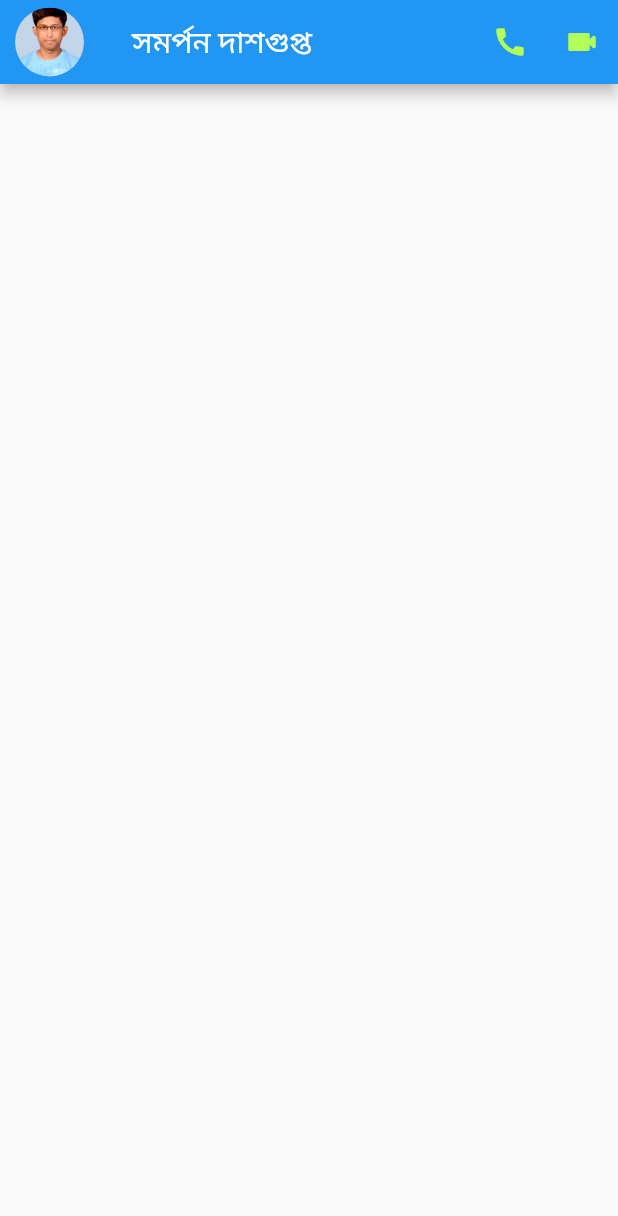
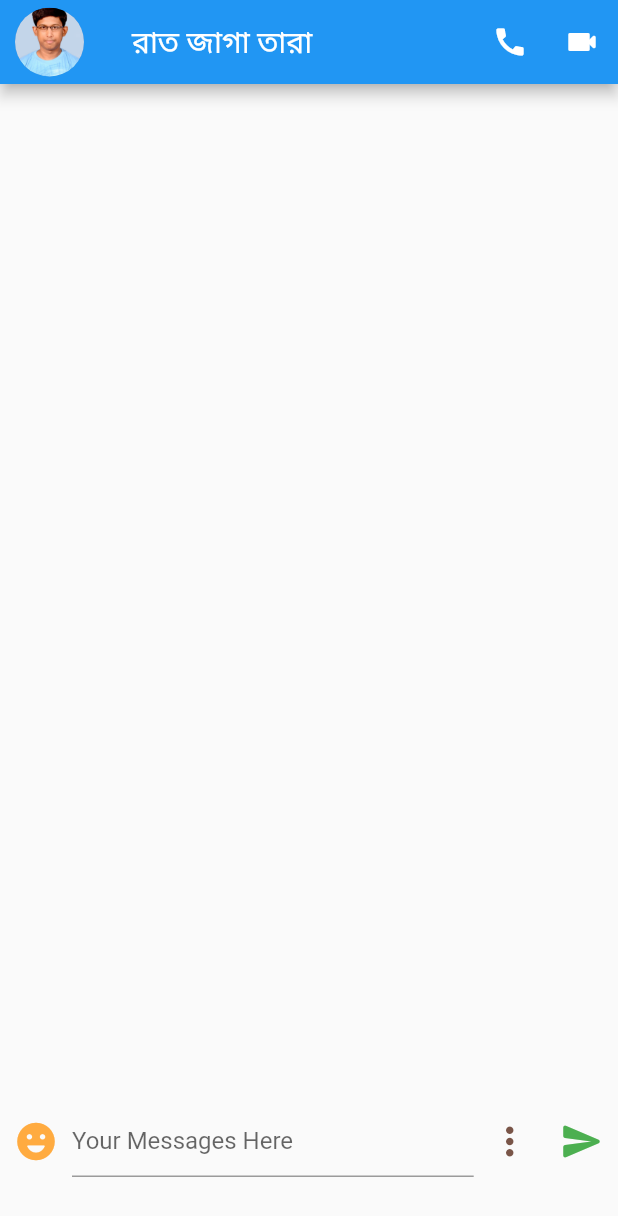
Before and after one commit to SamarpanCoder2002/Generation, a Flutter app: the ChatScreenSetUp screen opened directly, on a phone screen of 412 x 824 dp. Shown: the top 1216 px of the screen. Run offline on Flutter 3.47's test engine with Material 2 defaults, Android fonts, the phone set to English and light mode, and no system bars; our stand-ins replace flutter_spinkit, flutter_switch, image_picker, page_transition; missing offline and left inert: fab_circular_menu, slide_drawer.

Commit message:
ChatScreen UI Partially Made

```diff
--- a/lib/FrontEnd/MainScreen/ChatScreen.dart
+++ b/lib/FrontEnd/MainScreen/ChatScreen.dart
@@ -19,7 +19,6 @@ class _ChatScreenSetUpState extends State<ChatScreenSetUp>
   Widget build(BuildContext context) {
     return Scaffold(
       appBar: AppBar(
-        backgroundColor: Theme.of(context).primaryColor,
         backwardsCompatibility: true,
         leading: Row(
           children: <Widget>[
@@ -47,7 +46,7 @@ class _ChatScreenSetUpState extends State<ChatScreenSetUp>
             onSurface: Theme.of(context).primaryColor,
           ),
           child: Text(
-            "সমর্পন দাশগুপ্ত ",
+            "রাত জাগা তারা",
             style: TextStyle(color: Colors.white, fontSize: 20.0),
           ),
           onPressed: () {
@@ -58,7 +57,7 @@ class _ChatScreenSetUpState extends State<ChatScreenSetUp>
           IconButton(
             icon: Icon(
               Icons.call,
-              color: Colors.lightGreenAccent,
+              color: Colors.white,
             ),
             highlightColor: Color.fromRGBO(0, 200, 200, 0.3),
             onPressed: () {},
@@ -66,19 +65,91 @@ class _ChatScreenSetUpState extends State<ChatScreenSetUp>
           IconButton(
             icon: Icon(
               Icons.videocam_rounded,
-              color: Colors.lightGreenAccent,
+              color: Colors.white,
             ),
             highlightColor: Color.fromRGBO(0, 200, 200, 0.3),
             onPressed: () {},
           ),
         ],
       ),
-      body: ListView.builder(
-        itemCount: 10,
-        itemBuilder: (context, position) {
-          return Container();
-        },
-      ),
+      body: mainBody(context),
+    );
+  }
+
+  Widget mainBody(BuildContext context) {
+    return ListView(
+      children: <Widget>[
+        Container(
+          //color: Colors.black12,
+          height: MediaQuery.of(context).size.height * 0.820,
+        ),
+        SizedBox(
+          height: 5.0,
+        ),
+        Row(
+          children: <Widget>[
+            IconButton(
+              icon: Icon(
+                Icons.emoji_emotions_rounded,
+                color: Colors.orangeAccent,
+                size: 30.0,
+              ),
+              onPressed: () {
+                print("Emoji Pressed");
+              },
+            ),
+            Container(
+                //color: Colors.blue,
+                width: MediaQuery.of(context).size.width * 0.65,
+                //height: 50.0,
+                constraints: BoxConstraints.loose(
+                    Size(MediaQuery.of(context).size.width * 0.65, 100.0)),
+                child: Scrollbar(
+                  showTrackOnHover: true,
+                  thickness: 10.0,
+                  radius: Radius.circular(30.0),
+                  child: TextField(
+                    maxLines: null, // For Line Break
+                    decoration: InputDecoration(
+                      focusedBorder: OutlineInputBorder(
+                        borderRadius: BorderRadius.all(Radius.circular(30.0)),
+                        borderSide:
+                            BorderSide(color: Colors.lightGreen, width: 3.0),
+                      ),
+                      hintText: 'Your Messages Here',
+                    ),
+                  ),
+                )),
+            Expanded(
+              child: IconButton(
+                icon: Icon(
+                  Icons.more_vert,
+                  size: 30.0,
+                  color: Colors.brown,
+                ),
+                onPressed: () {
+                  print("Options Pressed");
+                },
+              ),
+            ),
+            Expanded(
+              child: IconButton(
+                icon: Icon(
+                  Icons.send_rounded,
+                  size: 30.0,
+                  color: Colors.green,
+                ),
+                onPressed: () {
+                  print("Send Pressed");
+                },
+              ),
+            ),
+          ],
+        ),
+        SizedBox(
+          height: 3.0,
+        ),
+      ],
     );
   }
 }
```
